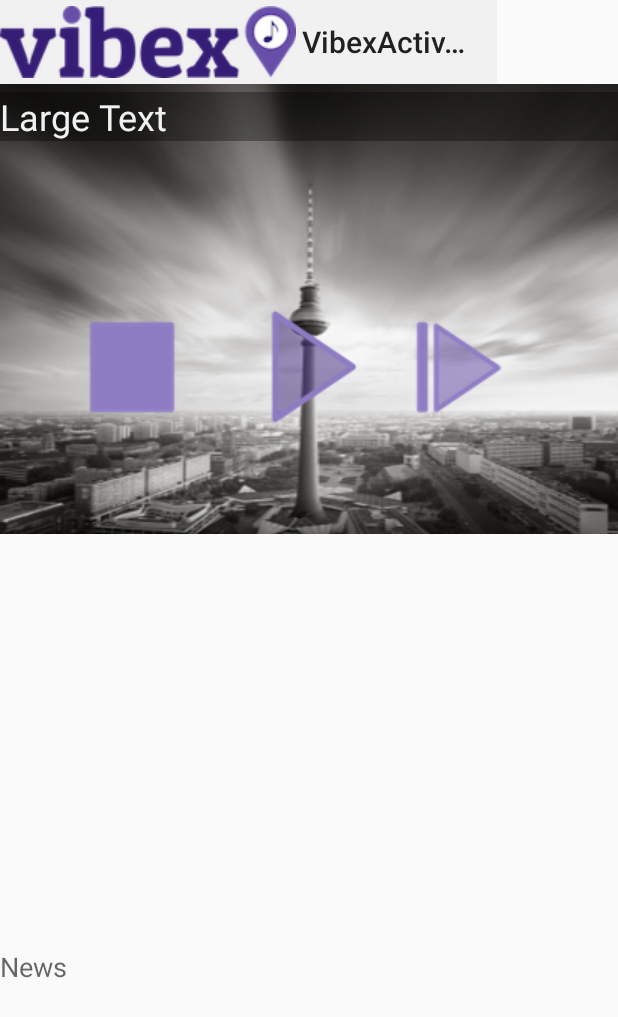
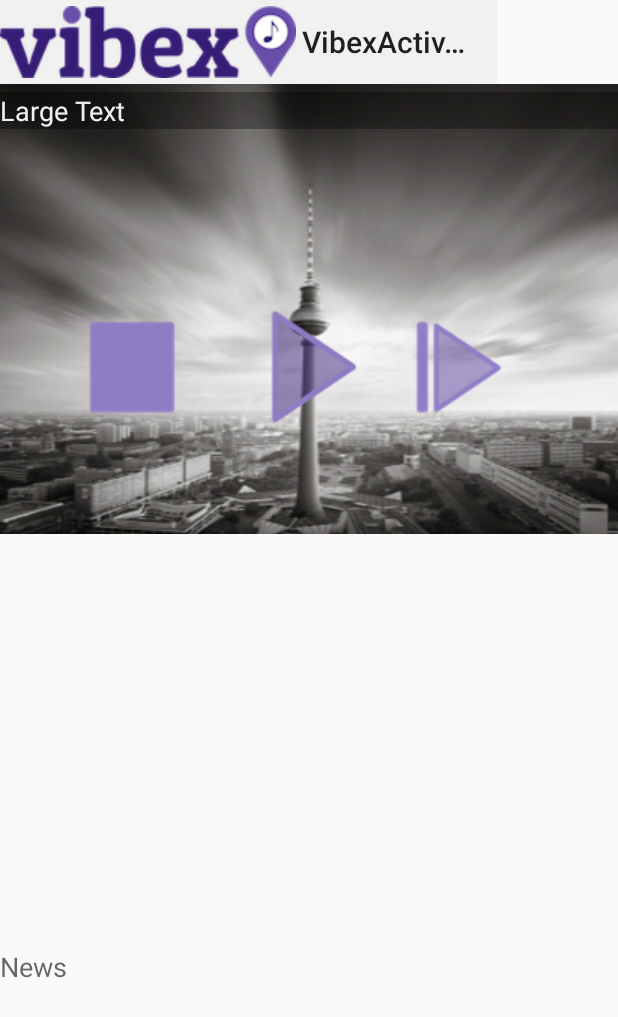
Before and after one commit to bia-nca/Vibex, an Android app: the VibexActivity screen opened directly, with no data from a screen before it, on a phone screen of 412 x 824 dp. Shown: the top 1017 px of the screen. Run offline under Robolectric (Android 15) with nearby library versions, the phone set to English and light mode, and no system bars.

Commit message:
change font size

```diff
--- a/mobile/src/main/res/layout/content_vibex.xml
+++ b/mobile/src/main/res/layout/content_vibex.xml
@@ -69,13 +69,12 @@
             <TextView
                 android:layout_width="fill_parent"
                 android:layout_height="wrap_content"
-                android:textAppearance="?android:attr/textAppearanceLarge"
+                android:textAppearance="?android:attr/textAppearanceMedium"
                 android:text="Large Text"
                 android:id="@+id/artistSong"
                 android:background="@color/colorGreyOpacity"
                 android:autoText="false"
                 android:textColor="@color/colorGrey"
-                android:textSize="24sp"
                 android:layout_marginTop="5dp" />
 
         </RelativeLayout>
```
